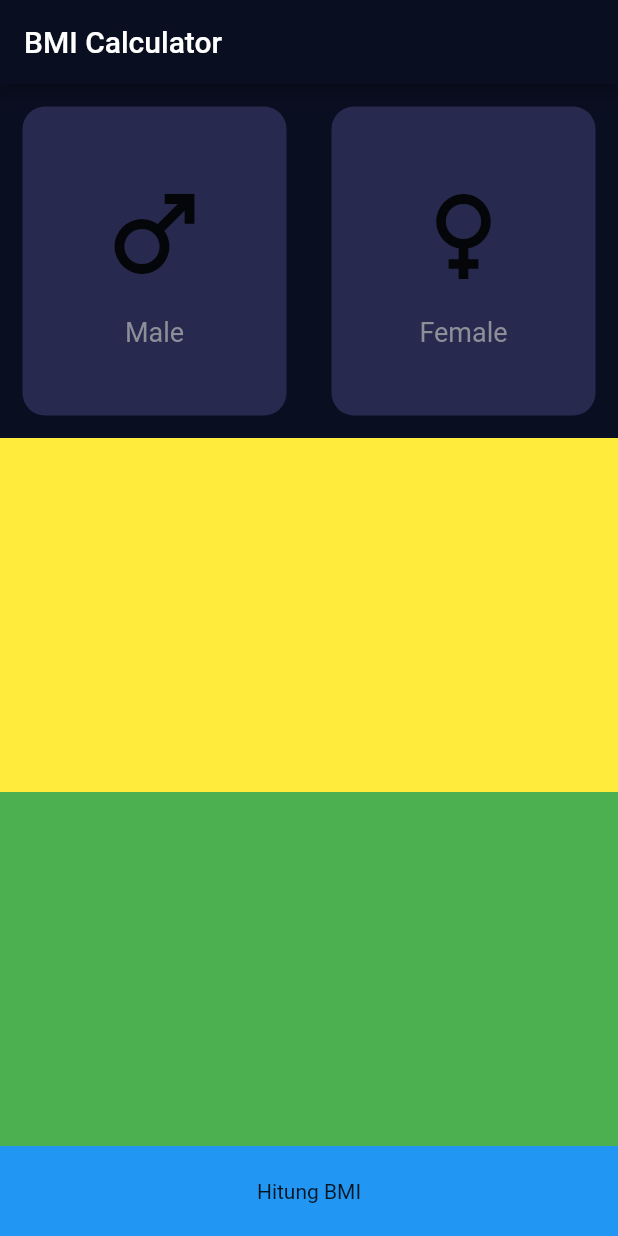
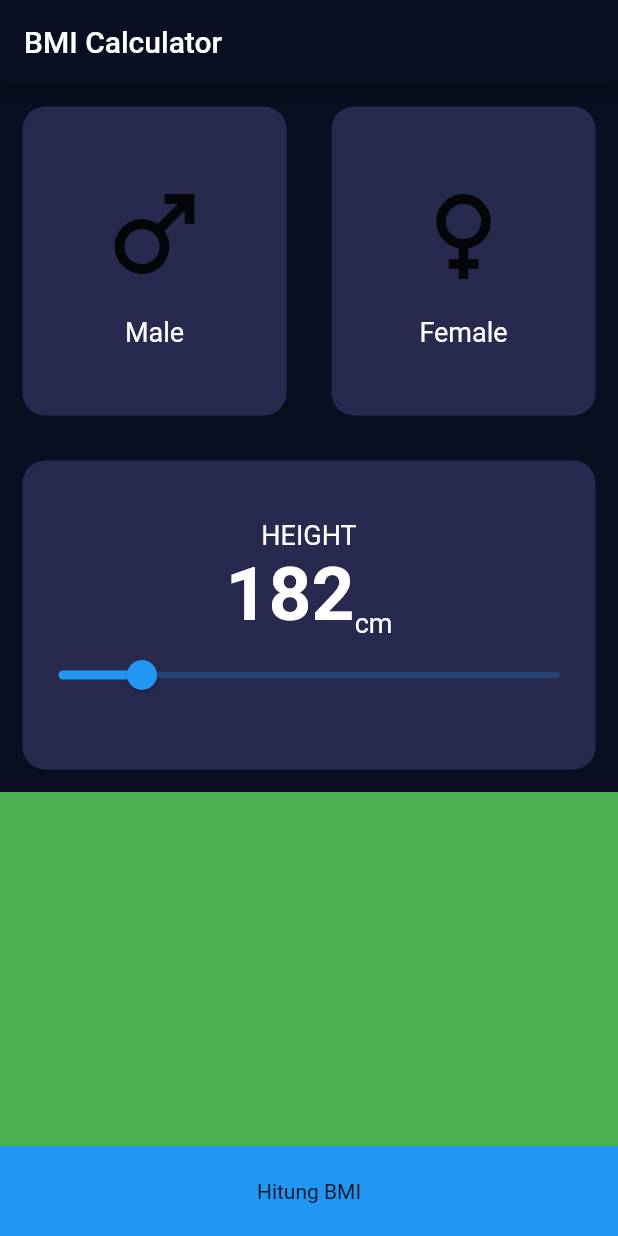
Before and after one commit to hamamulwidya/bmi, a Flutter app: the screen it shows after launch, on a phone screen of 412 x 824 dp. Run offline on Flutter 3.47's test engine with Material 2 defaults, Android fonts, the phone set to English and light mode, and no system bars.

Commit message:
ui height

```diff
--- a/lib/constants/constant.dart
+++ b/lib/constants/constant.dart
@@ -1,7 +1,6 @@
 import 'package:flutter/material.dart';
 
 Color primaryColor = const Color(0xff0a0e21);
-TextStyle? genderTextStyle =  TextStyle(
-  fontSize: 18,
-  color: Color(0xff8d8e98),
-);
+TextStyle? labelTextStyle =
+    TextStyle(fontSize: 18, color: Colors.white //Color(0xff8d8e98),
+        );
--- a/lib/views/bmi_data_screen.dart
+++ b/lib/views/bmi_data_screen.dart
@@ -42,9 +42,43 @@ class _BmiDataScreenState extends State<BmiDataScreen> {
             ),
           ),
           Expanded(
-              child: Container(
-            color: Colors.yellow,
-          )),
+            child: Container(
+              child: BmiCard(
+                  child: Column(
+                mainAxisAlignment: MainAxisAlignment.center,
+                children: [
+                  Text(
+                    "HEIGHT",
+                    style: labelTextStyle,
+                  ),
+                  Row(
+                    mainAxisAlignment: MainAxisAlignment.center,
+                    crossAxisAlignment: CrossAxisAlignment.end,
+                    children: [
+                      Text(
+                        "182",
+                        style: TextStyle(
+                          fontSize: 50,
+                          fontWeight: FontWeight.bold,
+                          color: Colors.white,
+                        ),
+                      ),
+                      Text(
+                        "cm",
+                        style: labelTextStyle,
+                      ),
+                    ],
+                  ),
+                  Slider(
+                    value: 100,
+                    min: 80,
+                    max: 200,
+                    onChanged: (value) {},
+                  )
+                ],
+              )),
+            ),
+          ),
           Expanded(
               child: Container(
             color: Colors.green,
@@ -113,7 +147,7 @@ class GenderIconText extends StatelessWidget {
         const SizedBox(height: 15),
         Text(
           title,
-          style: genderTextStyle,
+          style: labelTextStyle,
         ),
       ],
     );
```
